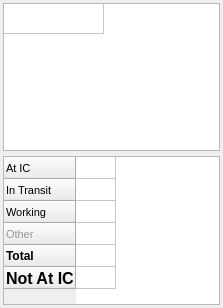
Qt form designer/teamTabsPopup.ui (ncssar/radiolog) before a commit.
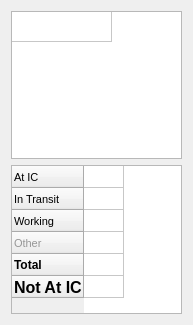
The same form after that commit.

The edit to the form file:
```diff
--- a/designer/teamTabsPopup.ui
+++ b/designer/teamTabsPopup.ui
@@ -1,55 +1,19 @@
 <?xml version="1.0" encoding="UTF-8"?>
 <ui version="4.0">
  <class>teamTabsPopup</class>
- <widget class="QWidget" name="teamTabsPopup">
+ <widget class="QDialog" name="teamTabsPopup">
   <property name="geometry">
    <rect>
     <x>0</x>
     <y>0</y>
-    <width>223</width>
-    <height>308</height>
+    <width>193</width>
+    <height>325</height>
    </rect>
   </property>
-  <property name="sizePolicy">
-   <sizepolicy hsizetype="Preferred" vsizetype="Preferred">
-    <horstretch>0</horstretch>
-    <verstretch>0</verstretch>
-   </sizepolicy>
-  </property>
-  <property name="minimumSize">
-   <size>
-    <width>200</width>
-    <height>0</height>
-   </size>
-  </property>
-  <property name="font">
-   <font>
-    <family>Segoe UI</family>
-    <pointsize>11</pointsize>
-   </font>
-  </property>
-  <property name="focusPolicy">
-   <enum>Qt::StrongFocus</enum>
-  </property>
   <property name="windowTitle">
    <string>Callsigns</string>
   </property>
-  <layout class="QVBoxLayout" name="verticalLayout" stretch="0,0">
-   <property name="spacing">
-    <number>5</number>
-   </property>
-   <property name="leftMargin">
-    <number>3</number>
-   </property>
-   <property name="topMargin">
-    <number>3</number>
-   </property>
-   <property name="rightMargin">
-    <number>3</number>
-   </property>
-   <property name="bottomMargin">
-    <number>3</number>
-   </property>
+  <layout class="QVBoxLayout" name="verticalLayout">
    <item>
     <widget class="QTableWidget" name="teamTabsTableWidget">
      <property name="font">
@@ -60,6 +24,24 @@
      <property name="verticalScrollBarPolicy">
       <enum>Qt::ScrollBarAlwaysOff</enum>
      </property>
+     <property name="horizontalScrollBarPolicy">
+      <enum>Qt::ScrollBarAlwaysOff</enum>
+     </property>
+     <property name="editTriggers">
+      <set>QAbstractItemView::NoEditTriggers</set>
+     </property>
+     <property name="tabKeyNavigation">
+      <bool>false</bool>
+     </property>
+     <property name="showDropIndicator" stdset="0">
+      <bool>false</bool>
+     </property>
+     <property name="dragDropOverwriteMode">
+      <bool>false</bool>
+     </property>
+     <property name="selectionMode">
+      <enum>QAbstractItemView::SingleSelection</enum>
+     </property>
      <attribute name="horizontalHeaderVisible">
       <bool>false</bool>
      </attribute>
@@ -76,6 +58,14 @@
        <string>starter</string>
       </property>
      </column>
+     <item row="0" column="0">
+      <property name="text">
+       <string/>
+      </property>
+      <property name="flags">
+       <set>ItemIsEnabled</set>
+      </property>
+     </item>
     </widget>
    </item>
    <item>
```
Left out of the diff: 20 changed lines with no effect on the pictures.
